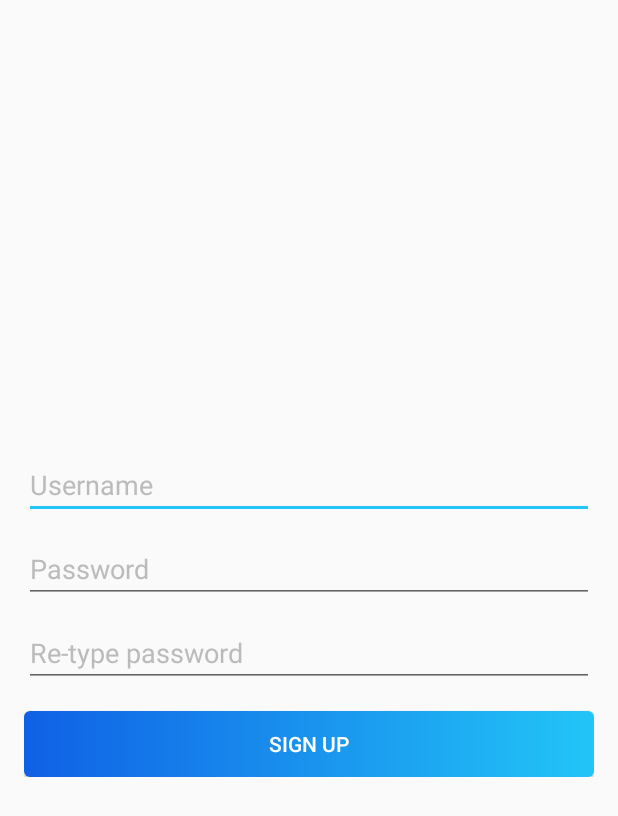
After one commit to AdinaLaptuca/VisitorsBook, an Android app: the layout activity_signup.xml on its own in the app's theme, with its tools: preview values and no code run, on a phone screen of 412 x 824 dp. The commit adds this screen. Shown: the top 816 px of the screen. Run offline under Robolectric (Android 15) with nearby library versions, the phone set to English and light mode, and no system bars.

Commit message:
main screen, sign up

```diff
--- a/app/build.gradle
+++ b/app/build.gradle
@@ -38,5 +38,5 @@ dependencies {
     // autovalue
     annotationProcessor 'com.google.auto.value:auto-value:1.5.2'
     annotationProcessor 'com.ryanharter.auto.value:auto-value-parcel:0.2.5'
-    provided 'com.jakewharton.auto.value:auto-value-annotations:1.4'
+    compileOnly 'com.jakewharton.auto.value:auto-value-annotations:1.4'
 }
--- a/app/src/main/AndroidManifest.xml
+++ b/app/src/main/AndroidManifest.xml
@@ -10,7 +10,7 @@
         android:supportsRtl="true"
         android:theme="@style/AppTheme.NoActionBar">
         <activity
-            android:name=".activities.login.LoginActivity"
+            android:name=".activities.authentication.login.LoginActivity"
             android:windowSoftInputMode="adjustPan">
             <intent-filter>
                 <action android:name="android.intent.action.MAIN" />
@@ -19,6 +19,8 @@
             </intent-filter>
         </activity>
 
+        <activity android:name=".activities.authentication.signup.SignupActivity"/>
+
         <activity android:name=".activities.main.MainActivity" />
 
     </application>
--- a/app/src/main/java/com/example/adinalaptuca/visitorsbook/custom/BaseFragment.java
+++ b/app/src/main/java/com/example/adinalaptuca/visitorsbook/custom/BaseFragment.java
@@ -31,11 +31,11 @@ public abstract class BaseFragment extends Fragment {
     protected void initView() {}
 
     protected void addFragment(Fragment fragment) {
+        getChildFragmentManager()
 //        getActivity().getFragmentManager()
-        getChildFragmentManager()
                 .beginTransaction()
                 .setCustomAnimations(R.animator.enter_from_up, R.animator.exit_to_down, R.animator.enter_from_down, R.animator.exit_to_up)
-                .add(R.id.fragment_container, fragment, fragment.getClass().getSimpleName())
+                .add(R.id.fragment_container, fragment)
                 .addToBackStack(fragment.getClass().getSimpleName())
                 .commit();
     }
--- /dev/null
+++ b/app/src/main/res/layout/activity_signup.xml
@@ -0,0 +1,61 @@
+<?xml version="1.0" encoding="utf-8"?>
+<RelativeLayout xmlns:android="http://schemas.android.com/apk/res/android"
+    android:layout_width="match_parent"
+    android:layout_height="match_parent"
+    android:layout_marginLeft="@dimen/activity_horizontal_margin"
+    android:layout_marginRight="@dimen/activity_horizontal_margin">
+
+    <LinearLayout
+        android:layout_width="match_parent"
+        android:layout_height="wrap_content"
+        android:orientation="vertical"
+        android:layout_centerInParent="true">
+
+        <!--<android.support.design.widget.TextInputLayout-->
+        <!--android:layout_width="match_parent"-->
+        <!--android:layout_height="wrap_content"-->
+        <!--android:textColor="@color/gradientStart"-->
+        <!--android:textColorHint="@color/gradientEnd">-->
+
+        <EditText
+            android:id="@+id/txtUsername"
+            style="@style/editTextStyle"
+            android:layout_width="match_parent"
+            android:hint="@string/username"
+            />
+
+        <!--</android.support.design.widget.TextInputLayout>-->
+
+        <!--<android.support.design.widget.TextInputLayout-->
+        <!--android:layout_width="match_parent"-->
+        <!--android:layout_height="wrap_content"-->
+        <!--android:textColorHint="@color/gradientEnd">-->
+
+        <EditText
+            android:id="@+id/txtPassword"
+            style="@style/editTextStyle"
+            android:layout_width="match_parent"
+            android:layout_marginTop="@dimen/activity_vertical_margin"
+            android:hint="@string/password"
+            />
+
+        <EditText
+            android:id="@+id/txtRetypePassword"
+            style="@style/editTextStyle"
+            android:layout_width="match_parent"
+            android:layout_marginTop="@dimen/activity_vertical_margin"
+            android:hint="@string/retype_password"
+            />
+
+        <!--</android.support.design.widget.TextInputLayout>-->
+
+        <Button
+            android:id="@+id/btnSignUp"
+            style="@style/buttonGradient"
+            android:layout_width="match_parent"
+            android:layout_marginTop="@dimen/activity_vertical_margin"
+            android:text="@string/sign_up"/>
+
+    </LinearLayout>
+
+</RelativeLayout>
--- a/app/src/main/res/layout/component_visits_upcoming_visitor.xml
+++ b/app/src/main/res/layout/component_visits_upcoming_visitor.xml
@@ -3,7 +3,8 @@
     xmlns:android="http://schemas.android.com/apk/res/android"
     android:layout_width="match_parent"
     android:layout_height="match_parent"
-    android:fillViewport="true">
+    android:fillViewport="true"
+    android:background="@android:color/white">
 
     <LinearLayout
         android:layout_width="match_parent"
--- a/app/src/main/res/values/strings.xml
+++ b/app/src/main/res/values/strings.xml
@@ -9,10 +9,15 @@
 
     <string name="username">Username</string>
     <string name="password">Password</string>
+    <string name="retype_password">Re-type password</string>
     <string name="sign_in">Sign in</string>
+    <string name="sign_up">Sign up</string>
     <string name="create_account">Create account</string>
     <string name="forgot_password">Forgot password</string>
     <string name="terms_conditions">Terms and conditions</string>
+
+    <string name="passwords_dont_match">Passwords don\'t match</string>
+    <string name="OK">OK</string>
 
     <string name="checkOut">Check out</string>
     <string name="edit">Edit</string>
```
Also changed, not shown: app/src/main/java/com/example/adinalaptuca/visitorsbook/activities/authentication/login/LoginActivity.java (added, +42 -0 lines), app/src/main/java/com/example/adinalaptuca/visitorsbook/activities/authentication/signup/SignupActivity.java (renamed from app/src/main/java/com/example/adinalaptuca/visitorsbook/activities/login/LoginActivity.java, +18 -6 lines), app/src/main/java/com/example/adinalaptuca/visitorsbook/activities/main/RoomsFragment/Presenter.java (added, +47 -0 lines), app/src/main/java/com/example/adinalaptuca/visitorsbook/activities/main/RoomsFragment/RoomsAdapter.java (added, +55 -0 lines), app/src/main/java/com/example/adinalaptuca/visitorsbook/activities/main/RoomsFragment/RoomsContract.java (added, +20 -0 lines), app/src/main/java/com/example/adinalaptuca/visitorsbook/activities/main/RoomsFragment/RoomsFragment.java (+35 -7 lines), app/src/main/java/com/example/adinalaptuca/visitorsbook/activities/main/VisitsFragment/PreviewVisitorData/PreviewVisitorDataFragment.java (+8 -0 lines), app/src/main/java/com/example/adinalaptuca/visitorsbook/activities/main/VisitsFragment/UpcomingVisitor/UpcomingVisitorFragment.java (added, +20 -0 lines), app/src/main/java/com/example/adinalaptuca/visitorsbook/model/Room.java (added, +24 -0 lines), app/src/main/res/layout/component_visits_view_data.xml (+12 -1 lines), app/src/main/res/layout/fragment_rooms.xml (added, +14 -0 lines).
